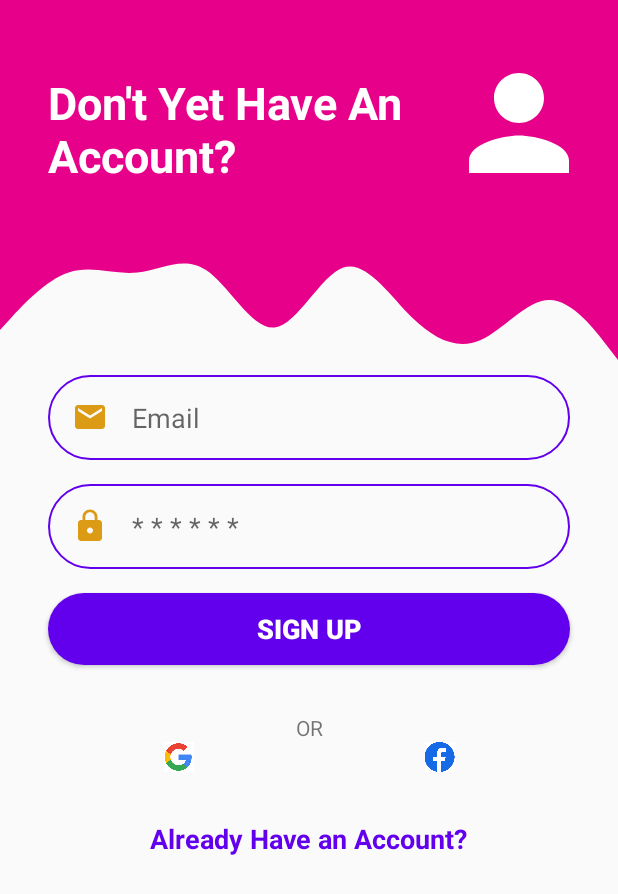
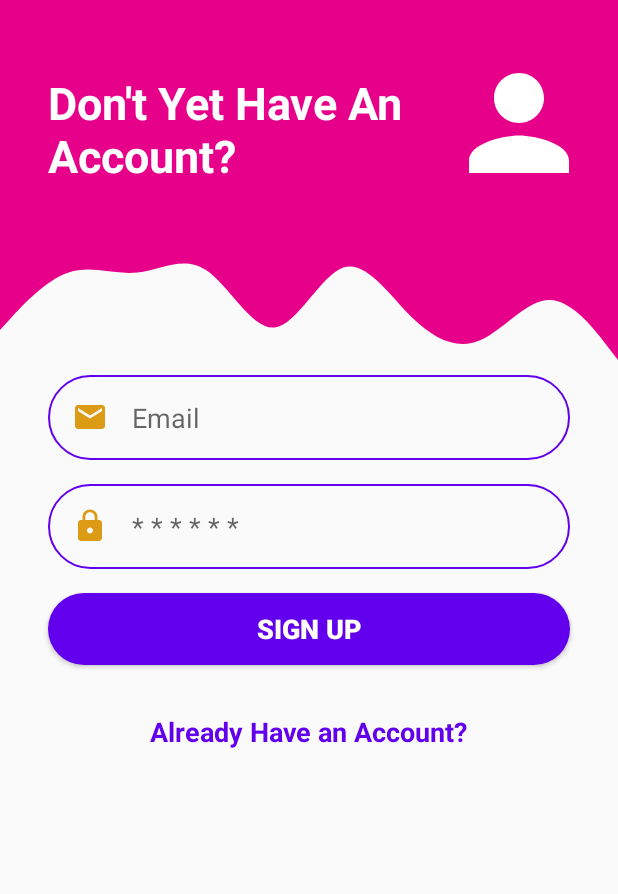
Before and after one commit to Samuel-dot-cloud/MyEdu, an Android app: the SignUpActivity screen opened directly, with no data from a screen before it, on a phone screen of 412 x 824 dp. Shown: the top 894 px of the screen. Run offline under Robolectric (Android 15) with nearby library versions, the phone set to English and light mode, and no system bars; our stand-ins replace ButterKnife, Firebase (no records; nobody signed in at launch, a user with empty details on screens opened directly); libraries missing offline, so code that uses them is left out: es.dmoral.toasty.

Commit message:
Removing google and facebook sign in options

```diff
--- a/app/src/main/res/layout/activity_sign_up.xml
+++ b/app/src/main/res/layout/activity_sign_up.xml
@@ -106,43 +106,43 @@
         app:layout_constraintStart_toStartOf="parent"
         app:layout_constraintTop_toBottomOf="@+id/inputPassword" />
 
-    <TextView
-        android:id="@+id/textView8"
-        android:layout_width="wrap_content"
-        android:layout_height="wrap_content"
-        android:layout_marginTop="32dp"
-        android:text="@string/or"
-        app:layout_constraintEnd_toEndOf="parent"
-        app:layout_constraintStart_toStartOf="parent"
-        app:layout_constraintTop_toBottomOf="@+id/btnSignUp" />
+<!--    <TextView-->
+<!--        android:id="@+id/textView8"-->
+<!--        android:layout_width="wrap_content"-->
+<!--        android:layout_height="wrap_content"-->
+<!--        android:layout_marginTop="32dp"-->
+<!--        android:text="@string/or"-->
+<!--        app:layout_constraintEnd_toEndOf="parent"-->
+<!--        app:layout_constraintStart_toStartOf="parent"-->
+<!--        app:layout_constraintTop_toBottomOf="@+id/btnSignUp" />-->
 
-    <LinearLayout
-        android:id="@+id/linearLayout3"
-        android:layout_width="0dp"
-        android:layout_height="20dp"
-        android:layout_marginStart="32dp"
-        android:layout_marginEnd="32dp"
-        android:orientation="horizontal"
-        app:layout_constraintEnd_toEndOf="parent"
-        app:layout_constraintStart_toStartOf="parent"
-        app:layout_constraintTop_toBottomOf="@+id/textView8">
+<!--    <LinearLayout-->
+<!--        android:id="@+id/linearLayout3"-->
+<!--        android:layout_width="0dp"-->
+<!--        android:layout_height="20dp"-->
+<!--        android:layout_marginStart="32dp"-->
+<!--        android:layout_marginEnd="32dp"-->
+<!--        android:orientation="horizontal"-->
+<!--        app:layout_constraintEnd_toEndOf="parent"-->
+<!--        app:layout_constraintStart_toStartOf="parent"-->
+<!--        app:layout_constraintTop_toBottomOf="@+id/textView8">-->
 
-        <ImageView
-            android:id="@+id/googleSignUp"
-            android:layout_width="wrap_content"
-            android:layout_height="wrap_content"
-            android:layout_weight="1"
-            android:src="@drawable/google"
-            android:contentDescription="@string/google_icon" />
+<!--        <ImageView-->
+<!--            android:id="@+id/googleSignUp"-->
+<!--            android:layout_width="wrap_content"-->
+<!--            android:layout_height="wrap_content"-->
+<!--            android:layout_weight="1"-->
+<!--            android:src="@drawable/google"-->
+<!--            android:contentDescription="@string/google_icon" />-->
 
-        <ImageView
-            android:id="@+id/facebookSignUp"
-            android:layout_width="wrap_content"
-            android:layout_height="wrap_content"
-            android:layout_weight="1"
-            android:src="@drawable/facebook"
-            android:contentDescription="@string/facebook_icon" />
-    </LinearLayout>
+<!--        <ImageView-->
+<!--            android:id="@+id/facebookSignUp"-->
+<!--            android:layout_width="wrap_content"-->
+<!--            android:layout_height="wrap_content"-->
+<!--            android:layout_weight="1"-->
+<!--            android:src="@drawable/facebook"-->
+<!--            android:contentDescription="@string/facebook_icon" />-->
+<!--    </LinearLayout>-->
 
     <TextView
         android:id="@+id/goToLogin"
@@ -157,6 +157,6 @@
         android:textStyle="bold"
         app:layout_constraintEnd_toEndOf="parent"
         app:layout_constraintStart_toStartOf="parent"
-        app:layout_constraintTop_toBottomOf="@+id/linearLayout3" />
+        app:layout_constraintTop_toBottomOf="@+id/btnSignUp" />
 
 </androidx.constraintlayout.widget.ConstraintLayout>
```
Also changed, not shown: app/src/main/java/com/studiofive/myedu/LoginActivity.java (+4 -4 lines), app/src/main/res/layout/activity_login.xml (+35 -35 lines).
